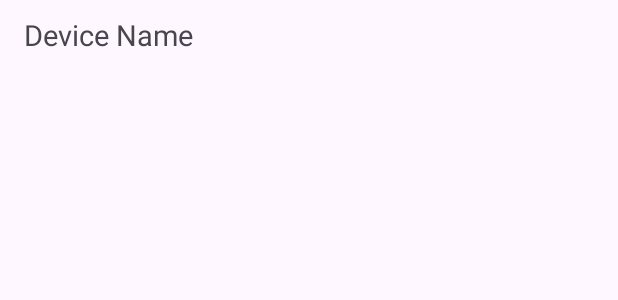
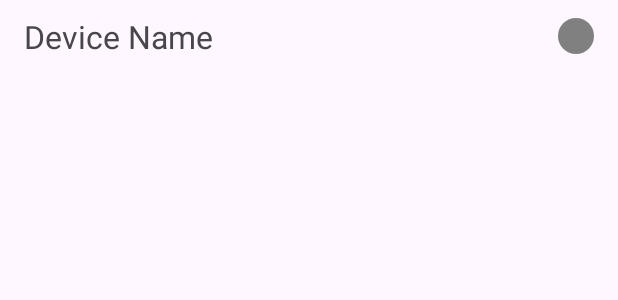
Before and after one commit to jookbooin/nongchon-tambang, an Android app: the layout connected_device_list.xml on its own in the app's theme, with its tools: preview values and no code run, on a phone screen of 412 x 824 dp. Shown: the top 300 px of the screen. Run offline under Robolectric (Android 15) with nearby library versions, the phone set to English and light mode, and no system bars.

Commit message:
Feat : 연결된 기기 표시 모양 추가

```diff
--- /dev/null
+++ b/app/src/main/res/drawable/circle_shape.xml
@@ -0,0 +1,5 @@
+<?xml version="1.0" encoding="utf-8"?>
+<shape xmlns:android="http://schemas.android.com/apk/res/android"
+    android:shape="oval">
+    <solid android:color="#808080"/>
+</shape>
--- a/app/src/main/res/layout/connected_device_list.xml
+++ b/app/src/main/res/layout/connected_device_list.xml
@@ -2,17 +2,26 @@
 <LinearLayout xmlns:android="http://schemas.android.com/apk/res/android"
     android:layout_width="match_parent"
     android:layout_height="wrap_content"
-    android:orientation="vertical"
+    android:orientation="horizontal"
     android:paddingLeft="16dp"
     android:paddingTop="10dp"
     android:paddingBottom="10dp"
-    >
+    android:paddingRight="16dp"
+    android:gravity="center_vertical">
 
     <TextView
         android:id="@+id/name"
-        android:layout_width="wrap_content"
+        android:layout_width="0dp"
         android:layout_height="wrap_content"
-        android:textSize="19dp"
-        android:text="Device Name"/>
+        android:layout_weight="1"
+        android:textSize="21dp"
+        android:text="Device Name"
+        android:ellipsize="end"
+        android:singleLine="true"/>
 
+    <View
+        android:layout_width="24dp"
+        android:layout_height="24dp"
+        android:layout_marginStart="10dp"
+        android:background="@drawable/circle_shape"/>
 </LinearLayout>
--- a/app/src/main/res/layout/nav_header.xml
+++ b/app/src/main/res/layout/nav_header.xml
@@ -7,7 +7,7 @@
     android:layout_height="wrap_content"
     android:background="@color/white"
     android:gravity="bottom"
-    android:padding="16dp">
+    android:padding="10dp">
 
     <TextView
         android:layout_width="match_parent"
@@ -37,11 +37,10 @@
         android:layout_marginTop="10dp"
         android:layout_marginBottom="10dp"
         />
-
     <androidx.recyclerview.widget.RecyclerView
         android:id="@+id/paireddevice"
         android:layout_width="match_parent"
         android:layout_height="wrap_content"
-         />
+        />
 
 </LinearLayout>
```
